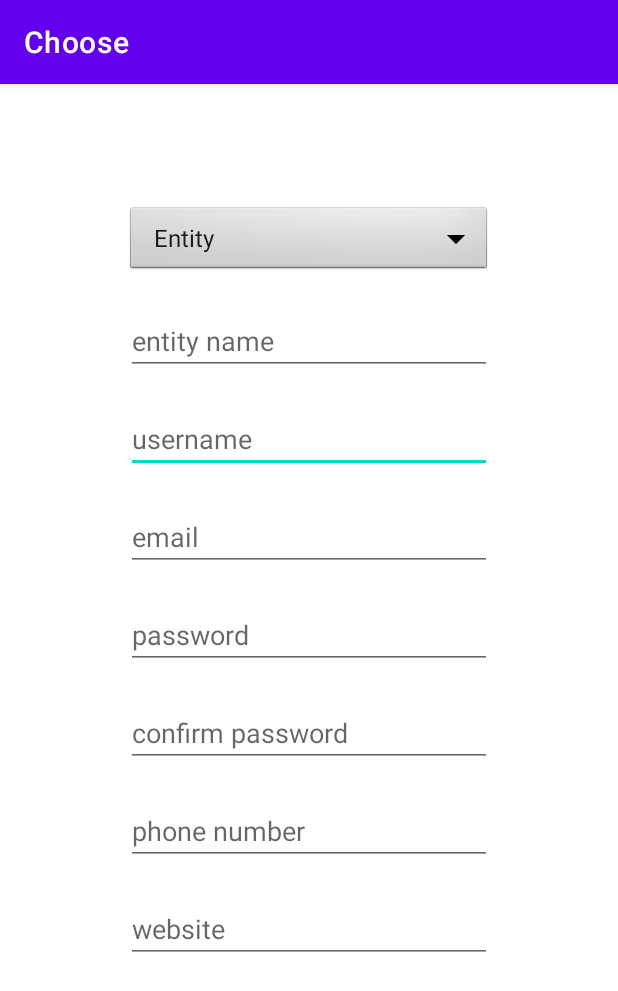
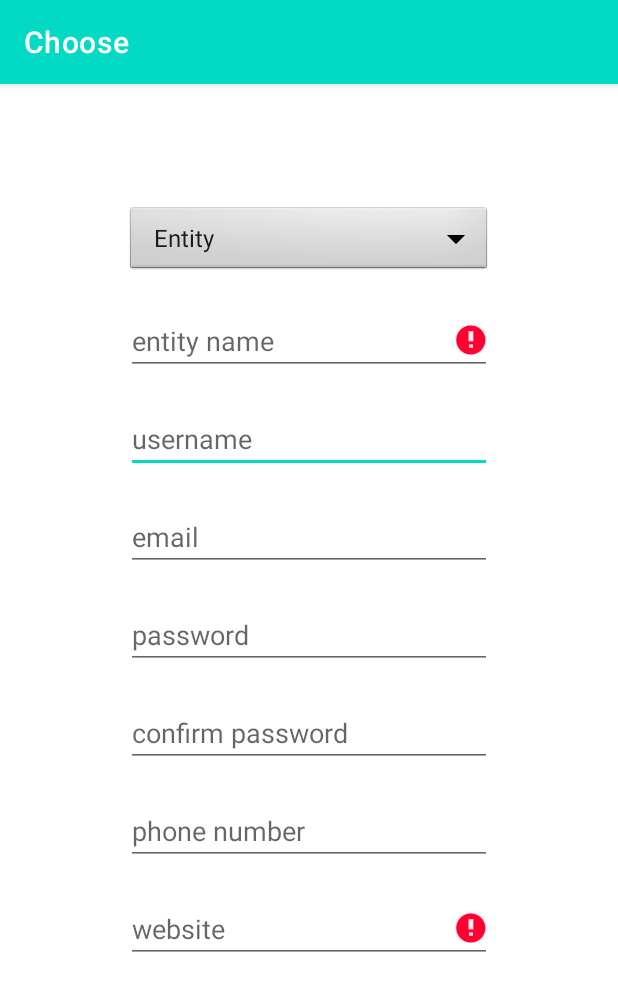
Before and after one commit to jf-moura/VOW-AndroidApp, an Android app: the RegisterChoose screen opened directly, with no data from a screen before it, on a phone screen of 412 x 824 dp. Shown: the top 991 px of the screen. Run offline under Robolectric (Android 15) with nearby library versions, the phone set to English and light mode, and no system bars.

Commit message:
minor changes on colors

```diff
--- a/app/src/main/AndroidManifest.xml
+++ b/app/src/main/AndroidManifest.xml
@@ -26,10 +26,6 @@
             android:name="pt.vow.ui.login.LoginActivity"
             android:label="Login" />
         <activity
-            android:name="pt.vow.ui.register.RegisterActivity"
-            android:label="Register"
-            android:windowSoftInputMode="adjustResize"/>
-        <activity
             android:name="pt.vow.ui.frontPage.FrontPageActivity"
             android:label="FrontPage">
             <intent-filter>
--- a/app/src/main/java/pt/vow/data/LoginDataSource.java
+++ b/app/src/main/java/pt/vow/data/LoginDataSource.java
@@ -24,7 +24,7 @@ public class LoginDataSource {
     public LoginDataSource() {
 
         Retrofit retrofit = new Retrofit.Builder()
-                .baseUrl("https://vow-project-311114.ey.r.appspot.com/rest/login/")
+                .baseUrl("https://vow-project-311114.ey.r.appspot.com/")
                 .addConverterFactory(GsonConverterFactory.create())
                 .build();
 
--- a/app/src/main/java/pt/vow/ui/register/RegisterChoose.java
+++ b/app/src/main/java/pt/vow/ui/register/RegisterChoose.java
@@ -4,6 +4,7 @@ import androidx.appcompat.app.AppCompatActivity;
 
 import android.content.Intent;
 import android.os.Bundle;
+import android.text.TextUtils;
 import android.view.View;
 import android.widget.AdapterView;
 import android.widget.ArrayAdapter;
@@ -40,20 +41,40 @@ public class RegisterChoose extends AppCompatActivity implements AdapterView.OnI
             EditText persName = findViewById(R.id.personName);
             EditText entWebsite = findViewById(R.id.entitySite);
             EditText dateBirth = findViewById(R.id.dateBirth);
+            Button confirmBttn = findViewById(R.id.confirmBttn);
             switch (position) {
                 case 0:
+                    confirmBttn.setVisibility(view.GONE);
                     entName.setVisibility(view.VISIBLE);
                     entWebsite.setVisibility(view.VISIBLE);
                     dateBirth.setVisibility(view.GONE);
                     persName.setVisibility(view.GONE);
+                    String textName = entName.getText().toString().trim();
+                    String textWebsite = entWebsite.getText().toString().trim();
+                    //TODO verificacao da confirmation ser igual a password
+                    if(TextUtils.isEmpty(textName) || TextUtils.isEmpty(textWebsite)){
+                        entName.setError("Error");
+                        entWebsite.setError("Error");
+                    }else{
+                        confirmBttn.setVisibility(view.VISIBLE);
+                    }
                     break;
                 case 1:
+                    confirmBttn.setVisibility(view.GONE);
                     persName.setVisibility(view.VISIBLE);
                     entWebsite.setVisibility(view.GONE);
                     dateBirth.setVisibility(view.VISIBLE);
                     entName.setVisibility(view.GONE);
+                    if(persName.getText() == null || dateBirth.getText() == null){
+                        persName.setError("Error");
+                        dateBirth.setError("Error");
+                    }else{
+                        confirmBttn.setVisibility(view.VISIBLE);
+                    }
                     break;
             }
+
+
         }
 
         @Override
--- a/app/src/main/res/layout/activity_register_choose.xml
+++ b/app/src/main/res/layout/activity_register_choose.xml
@@ -127,6 +127,14 @@
                 android:visibility="gone"
                 tools:visibility="visible" />
 
+            <Button
+                android:id="@+id/confirmBttn"
+                android:layout_width="match_parent"
+                android:layout_height="wrap_content"
+                android:text="Confirm"
+                android:visibility="gone"
+                tools:visibility="visible" />
+
 
         </LinearLayout>
     </ScrollView>
--- a/app/src/main/res/values-night/themes.xml
+++ b/app/src/main/res/values-night/themes.xml
@@ -2,8 +2,8 @@
     <!-- Base application theme. -->
     <style name="Theme.VOW" parent="Theme.MaterialComponents.DayNight.DarkActionBar">
         <!-- Primary brand color. -->
-        <item name="colorPrimary">@color/purple_200</item>
-        <item name="colorPrimaryVariant">@color/purple_700</item>
+        <item name="colorPrimary">@color/teal_200</item>
+        <item name="colorPrimaryVariant">@color/teal_700</item>
         <item name="colorOnPrimary">@color/black</item>
         <!-- Secondary brand color. -->
         <item name="colorSecondary">@color/teal_200</item>
--- a/app/src/main/res/values/themes.xml
+++ b/app/src/main/res/values/themes.xml
@@ -2,8 +2,8 @@
     <!-- Base application theme. -->
     <style name="Theme.VOW" parent="Theme.MaterialComponents.DayNight.DarkActionBar">
         <!-- Primary brand color. -->
-        <item name="colorPrimary">@color/purple_500</item>
-        <item name="colorPrimaryVariant">@color/purple_700</item>
+        <item name="colorPrimary">@color/teal_200</item>
+        <item name="colorPrimaryVariant">@color/teal_700</item>
         <item name="colorOnPrimary">@color/white</item>
         <!-- Secondary brand color. -->
         <item name="colorSecondary">@color/teal_200</item>
```
Also changed, not shown: app/src/main/java/pt/vow/ui/register/RegisterActivity.java (deleted, +0 -27 lines), app/src/main/res/layout/activity_register.xml (deleted, +0 -91 lines).
